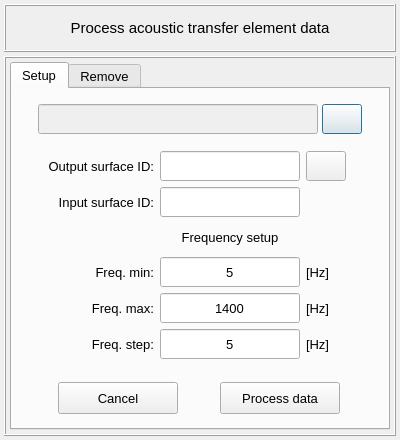
Before: the Qt Designer form vibra/interface/data/ui_files/model/setup/acoustic/process_acoustic_transfer_element_data.ui in MOPT-UFSC/VIBRA, drawn with Qt 5.
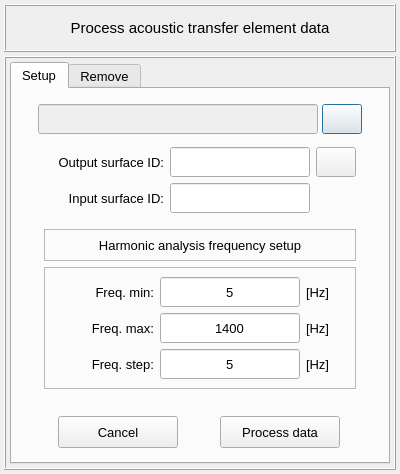
After: the same form once the commit is applied. Icons and pictures are not drawn.

The edit to the form file:
```diff
--- a/vibra/interface/data/ui_files/model/setup/acoustic/process_acoustic_transfer_element_data.ui
+++ b/vibra/interface/data/ui_files/model/setup/acoustic/process_acoustic_transfer_element_data.ui
@@ -10,7 +10,7 @@
     <x>0</x>
     <y>0</y>
     <width>400</width>
-    <height>440</height>
+    <height>474</height>
    </rect>
   </property>
   <property name="sizePolicy">
@@ -390,14 +390,324 @@
              <property name="bottomMargin">
               <number>2</number>
              </property>
-             <property name="horizontalSpacing">
+             <property name="spacing">
               <number>6</number>
              </property>
-             <property name="verticalSpacing">
-              <number>2</number>
-             </property>
-             <item row="1" column="0">
-              <spacer name="horizontalSpacer_5">
+             <item row="4" column="2" colspan="3">
+              <spacer name="verticalSpacer">
+               <property name="orientation">
+                <enum>Qt::Vertical</enum>
+               </property>
+               <property name="sizeHint" stdset="0">
+                <size>
+                 <width>20</width>
+                 <height>40</height>
+                </size>
+               </property>
+              </spacer>
+             </item>
+             <item row="6" column="2" colspan="3">
+              <widget class="QFrame" name="frame_3">
+               <property name="frameShape">
+                <enum>QFrame::StyledPanel</enum>
+               </property>
+               <property name="frameShadow">
+                <enum>QFrame::Raised</enum>
+               </property>
+               <layout class="QGridLayout" name="gridLayout">
+                <item row="0" column="0">
+                 <widget class="QLabel" name="label_22">
+                  <property name="minimumSize">
+                   <size>
+                    <width>100</width>
+                    <height>30</height>
+                   </size>
+                  </property>
+                  <property name="maximumSize">
+                   <size>
+                    <width>140</width>
+                    <height>30</height>
+                   </size>
+                  </property>
+                  <property name="font">
+                   <font>
+                    <family>MS Shell Dlg 2</family>
+                    <pointsize>10</pointsize>
+                    <weight>50</weight>
+                    <italic>false</italic>
+                    <bold>false</bold>
+                   </font>
+                  </property>
+                  <property name="text">
+                   <string>Freq. min:</string>
+                  </property>
+                  <property name="alignment">
+                   <set>Qt::AlignRight|Qt::AlignTrailing|Qt::AlignVCenter</set>
+                  </property>
+                 </widget>
+                </item>
+                <item row="0" column="1">
+                 <widget class="QLineEdit" name="lineEdit_fmin">
+                  <property name="minimumSize">
+                   <size>
+                    <width>140</width>
+                    <height>30</height>
+                   </size>
+                  </property>
+                  <property name="maximumSize">
+                   <size>
+                    <width>140</width>
+                    <height>30</height>
+                   </size>
+                  </property>
+                  <property name="font">
+                   <font>
+                    <family>MS Shell Dlg 2</family>
+                    <pointsize>10</pointsize>
+                    <weight>50</weight>
+                    <italic>false</italic>
+                    <bold>false</bold>
+                   </font>
+                  </property>
+                  <property name="styleSheet">
+                   <string notr="true"/>
+                  </property>
+                  <property name="text">
+                   <string>5</string>
+                  </property>
+                  <property name="alignment">
+                   <set>Qt::AlignCenter</set>
+                  </property>
+                 </widget>
+                </item>
+                <item row="0" column="2">
+                 <widget class="QLabel" name="label_24">
+                  <property name="minimumSize">
+                   <size>
+                    <width>30</width>
+                    <height>30</height>
+                   </size>
+                  </property>
+                  <property name="maximumSize">
+                   <size>
+                    <width>60</width>
+                    <height>30</height>
+                   </size>
+                  </property>
+                  <property name="font">
+                   <font>
+                    <family>MS Shell Dlg 2</family>
+                    <pointsize>10</pointsize>
+                    <weight>50</weight>
+                    <italic>false</italic>
+                    <bold>false</bold>
+                   </font>
+                  </property>
+                  <property name="text">
+                   <string>[Hz]</string>
+                  </property>
+                  <property name="alignment">
+                   <set>Qt::AlignLeading|Qt::AlignLeft|Qt::AlignVCenter</set>
+                  </property>
+                 </widget>
+                </item>
+                <item row="1" column="0">
+                 <widget class="QLabel" name="label_23">
+                  <property name="minimumSize">
+                   <size>
+                    <width>100</width>
+                    <height>30</height>
+                   </size>
+                  </property>
+                  <property name="maximumSize">
+                   <size>
+                    <width>140</width>
+                    <height>30</height>
+                   </size>
+                  </property>
+                  <property name="font">
+                   <font>
+                    <family>MS Shell Dlg 2</family>
+                    <pointsize>10</pointsize>
+                    <weight>50</weight>
+                    <italic>false</italic>
+                    <bold>false</bold>
+                   </font>
+                  </property>
+                  <property name="text">
+                   <string>Freq. max:</string>
+                  </property>
+                  <property name="alignment">
+                   <set>Qt::AlignRight|Qt::AlignTrailing|Qt::AlignVCenter</set>
+                  </property>
+                 </widget>
+                </item>
+                <item row="1" column="1">
+                 <widget class="QLineEdit" name="lineEdit_fmax">
+                  <property name="minimumSize">
+                   <size>
+                    <width>140</width>
+                    <height>30</height>
+                   </size>
+                  </property>
+                  <property name="maximumSize">
+                   <size>
+                    <width>140</width>
+                    <height>30</height>
+                   </size>
+                  </property>
+                  <property name="font">
+                   <font>
+                    <family>MS Shell Dlg 2</family>
+                    <pointsize>10</pointsize>
+                    <weight>50</weight>
+                    <italic>false</italic>
+                    <bold>false</bold>
+                   </font>
+                  </property>
+                  <property name="styleSheet">
+                   <string notr="true"/>
+                  </property>
+                  <property name="text">
+                   <string>1400</string>
+                  </property>
+                  <property name="alignment">
+                   <set>Qt::AlignCenter</set>
+                  </property>
+                 </widget>
+                </item>
+                <item row="1" column="2">
+                 <widget class="QLabel" name="label_25">
+                  <property name="minimumSize">
+                   <size>
+                    <width>30</width>
+                    <height>30</height>
+                   </size>
+                  </property>
+                  <property name="maximumSize">
+                   <size>
+                    <width>60</width>
+                    <height>30</height>
+                   </size>
+                  </property>
+                  <property name="font">
+                   <font>
+                    <family>MS Shell Dlg 2</family>
+                    <pointsize>10</pointsize>
+                    <weight>50</weight>
+                    <italic>false</italic>
+                    <bold>false</bold>
+                   </font>
+                  </property>
+                  <property name="text">
+                   <string>[Hz]</string>
+                  </property>
+                  <property name="alignment">
+                   <set>Qt::AlignLeading|Qt::AlignLeft|Qt::AlignVCenter</set>
+                  </property>
+                 </widget>
+                </item>
+                <item row="2" column="0">
+                 <widget class="QLabel" name="label_21">
+                  <property name="minimumSize">
+                   <size>
+                    <width>100</width>
+                    <height>30</height>
+                   </size>
+                  </property>
+                  <property name="maximumSize">
+                   <size>
+                    <width>140</width>
+                    <height>30</height>
+                   </size>
+                  </property>
+                  <property name="font">
+                   <font>
+                    <family>MS Shell Dlg 2</family>
+                    <pointsize>10</pointsize>
+                    <weight>50</weight>
+                    <italic>false</italic>
+                    <bold>false</bold>
+                   </font>
+                  </property>
+                  <property name="text">
+                   <string>Freq. step:</string>
+                  </property>
+                  <property name="alignment">
+                   <set>Qt::AlignRight|Qt::AlignTrailing|Qt::AlignVCenter</set>
+                  </property>
+                 </widget>
+                </item>
+                <item row="2" column="1">
+                 <widget class="QLineEdit" name="lineEdit_fstep">
+                  <property name="minimumSize">
+                   <size>
+                    <width>140</width>
+                    <height>30</height>
+                   </size>
+                  </property>
+                  <property name="maximumSize">
+                   <size>
+                    <width>140</width>
+                    <height>30</height>
+                   </size>
+                  </property>
+                  <property name="font">
+                   <font>
+                    <family>MS Shell Dlg 2</family>
+                    <pointsize>10</pointsize>
+                    <weight>50</weight>
+                    <italic>false</italic>
+                    <bold>false</bold>
+                   </font>
+                  </property>
+                  <property name="styleSheet">
+                   <string notr="true"/>
+                  </property>
+                  <property name="text">
+                   <string>5</string>
+                  </property>
+                  <property name="alignment">
+                   <set>Qt::AlignCenter</set>
+                  </property>
+                 </widget>
+                </item>
+                <item row="2" column="2">
+                 <widget class="QLabel" name="label_26">
+                  <property name="minimumSize">
+                   <size>
+                    <width>30</width>
+                    <height>30</height>
+                   </size>
+                  </property>
+                  <property name="maximumSize">
+                   <size>
+                    <width>60</width>
+                    <height>30</height>
+                   </size>
+                  </property>
+                  <property name="font">
+                   <font>
+                    <family>MS Shell Dlg 2</family>
+                    <pointsize>10</pointsize>
+                    <weight>50</weight>
+                    <italic>false</italic>
+                    <bold>false</bold>
+                   </font>
+                  </property>
+                  <property name="text">
+                   <string>[Hz]</string>
+                  </property>
+                  <property name="alignment">
+                   <set>Qt::AlignLeading|Qt::AlignLeft|Qt::AlignVCenter</set>
+                  </property>
+                 </widget>
+                </item>
+               </layout>
+              </widget>
+             </item>
+             <item row="5" column="5">
+              <spacer name="horizontalSpacer_4">
                <property name="orientation">
                 <enum>Qt::Horizontal</enum>
                </property>
@@ -409,39 +719,40 @@
                </property>
               </spacer>
              </item>
-             <item row="1" column="1">
-              <widget class="QLabel" name="label_11">
+             <item row="5" column="2" colspan="3">
+              <widget class="QLabel" name="label_2">
                <property name="minimumSize">
                 <size>
-                 <width>120</width>
-                 <height>30</height>
+                 <width>0</width>
+                 <height>32</height>
                 </size>
                </property>
                <property name="maximumSize">
                 <size>
-                 <width>140</width>
-                 <height>30</height>
+                 <width>16777215</width>
+                 <height>32</height>
                 </size>
                </property>
                <property name="font">
                 <font>
-                 <family>MS Shell Dlg 2</family>
                  <pointsize>10</pointsize>
                  <weight>50</weight>
-                 <italic>false</italic>
                  <bold>false</bold>
                 </font>
                </property>
+               <property name="frameShape">
+                <enum>QFrame::StyledPanel</enum>
+               </property>
                <property name="text">
-                <string>Output surface ID:</string>
+                <string>Harmonic analysis frequency setup</string>
                </property>
                <property name="alignment">
-                <set>Qt::AlignRight|Qt::AlignTrailing|Qt::AlignVCenter</set>
+                <set>Qt::AlignCenter</set>
                </property>
               </widget>
              </item>
-             <item row="1" column="4">
-              <spacer name="horizontalSpacer_6">
+             <item row="5" column="1">
+              <spacer name="horizontalSpacer_3">
                <property name="orientation">
                 <enum>Qt::Horizontal</enum>
                </property>
@@ -454,39 +765,6 @@
               </spacer>
              </item>
              <item row="2" column="2">
-              <widget class="QLineEdit" name="lineEdit_input_selected_id">
-               <property name="minimumSize">
-                <size>
-                 <width>140</width>
-                 <height>30</height>
-                </size>
-               </property>
-               <property name="maximumSize">
-                <size>
-                 <width>140</width>
-                 <height>30</height>
-                </size>
-               </property>
-               <property name="font">
-                <font>
-                 <pointsize>10</pointsize>
-                 <weight>50</weight>
-                 <italic>false</italic>
-                 <bold>false</bold>
-                </font>
-               </property>
-               <property name="styleSheet">
-                <string notr="true"/>
-               </property>
-               <property name="text">
-                <string/>
-               </property>
-               <property name="alignment">
-                <set>Qt::AlignCenter</set>
-               </property>
-              </widget>
-             </item>
-             <item row="2" column="1">
               <widget class="QLabel" name="label_16">
                <property name="minimumSize">
                 <size>
@@ -517,37 +795,37 @@
                </property>
               </widget>
              </item>
-             <item row="1" column="2">
-              <widget class="QLineEdit" name="lineEdit_output_selected_id">
-               <property name="minimumSize">
-                <size>
-                 <width>140</width>
-                 <height>30</height>
-                </size>
-               </property>
-               <property name="maximumSize">
-                <size>
-                 <width>140</width>
-                 <height>30</height>
-                </size>
-               </property>
-               <property name="font">
-                <font>
-                 <pointsize>10</pointsize>
-                </font>
-               </property>
-               <property name="styleSheet">
-                <string notr="true"/>
-               </property>
-               <property name="text">
-                <string/>
-               </property>
-               <property name="alignment">
-                <set>Qt::AlignCenter</set>
-               </property>
-              </widget>
-             </item>
              <item row="1" column="3">
+              <widget class="QLineEdit" name="lineEdit_output_selected_id">
+               <property name="minimumSize">
+                <size>
+                 <width>140</width>
+                 <height>30</height>
+                </size>
+               </property>
+               <property name="maximumSize">
+                <size>
+                 <width>140</width>
+                 <height>30</height>
+                </size>
+               </property>
+               <property name="font">
+                <font>
+                 <pointsize>10</pointsize>
+                </font>
+               </property>
+               <property name="styleSheet">
+                <string notr="true"/>
+               </property>
+               <property name="text">
+                <string/>
+               </property>
+               <property name="alignment">
+                <set>Qt::AlignCenter</set>
+               </property>
+              </widget>
+             </item>
+             <item row="1" column="4">
               <widget class="QPushButton" name="pushButton_invert_selection">
                <property name="minimumSize">
                 <size>
@@ -594,42 +872,21 @@
                </property>
               </widget>
              </item>
-             <item row="5" column="2">
-              <widget class="QLineEdit" name="lineEdit_fmax">
-               <property name="minimumSize">
-                <size>
-                 <width>140</width>
-                 <height>30</height>
-                </size>
+             <item row="1" column="0">
+              <spacer name="horizontalSpacer_5">
+               <property name="orientation">
+                <enum>Qt::Horizontal</enum>
                </property>
-               <property name="maximumSize">
+               <property name="sizeHint" stdset="0">
                 <size>
-                 <width>140</width>
-                 <height>30</height>
+                 <width>40</width>
+                 <height>20</height>
                 </size>
                </property>
-               <property name="font">
-                <font>
-                 <family>MS Shell Dlg 2</family>
-                 <pointsize>10</pointsize>
-                 <weight>50</weight>
-                 <italic>false</italic>
-                 <bold>false</bold>
-                </font>
-               </property>
-               <property name="styleSheet">
-                <string notr="true"/>
-               </property>
-               <property name="text">
-                <string>1400</string>
-               </property>
-               <property name="alignment">
-                <set>Qt::AlignCenter</set>
-               </property>
-              </widget>
+              </spacer>
              </item>
-             <item row="6" column="1">
-              <widget class="QLabel" name="label_21">
+             <item row="1" column="2">
+              <widget class="QLabel" name="label_11">
                <property name="minimumSize">
                 <size>
                  <width>120</width>
@@ -652,79 +909,30 @@
                 </font>
                </property>
                <property name="text">
-                <string>Freq. step:</string>
+                <string>Output surface ID:</string>
                </property>
                <property name="alignment">
                 <set>Qt::AlignRight|Qt::AlignTrailing|Qt::AlignVCenter</set>
                </property>
               </widget>
              </item>
-             <item row="5" column="3">
-              <widget class="QLabel" name="label_25">
-               <property name="minimumSize">
-                <size>
-                 <width>60</width>
-                 <height>30</height>
-                </size>
+             <item row="1" column="6">
+              <spacer name="horizontalSpacer_6">
+               <property name="orientation">
+                <enum>Qt::Horizontal</enum>
                </property>
-               <property name="maximumSize">
+               <property name="sizeHint" stdset="0">
                 <size>
-                 <width>60</width>
-                 <height>30</height>
+                 <width>40</width>
+                 <height>20</height>
                 </size>
                </property>
-               <property name="font">
-                <font>
-                 <family>MS Shell Dlg 2</family>
-                 <pointsize>10</pointsize>
-                 <weight>50</weight>
-                 <italic>false</italic>
-                 <bold>false</bold>
-                </font>
-               </property>
-               <property name="text">
-                <string>[Hz]</string>
-               </property>
-               <property name="alignment">
-                <set>Qt::AlignLeading|Qt::AlignLeft|Qt::AlignVCenter</set>
-               </property>
-              </widget>
+              </spacer>
              </item>
-             <item row="6" column="3">
-              <widget class="QLabel" name="label_26">
+             <item row="2" column="3">
+              <widget class="QLineEdit" name="lineEdit_input_selected_id">
                <property name="minimumSize">
                 <size>
-                 <width>60</width>
-                 <height>30</height>
-                </size>
-               </property>
-               <property name="maximumSize">
-                <size>
-                 <width>60</width>
-                 <height>30</height>
-                </size>
-               </property>
-               <property name="font">
-                <font>
-                 <family>MS Shell Dlg 2</family>
-                 <pointsize>10</pointsize>
-                 <weight>50</weight>
-                 <italic>false</italic>
-                 <bold>false</bold>
-                </font>
-               </property>
-               <property name="text">
-                <string>[Hz]</string>
-               </property>
-               <property name="alignment">
-                <set>Qt::AlignLeading|Qt::AlignLeft|Qt::AlignVCenter</set>
-               </property>
-              </widget>
-             </item>
-             <item row="6" column="2">
-              <widget class="QLineEdit" name="lineEdit_fstep">
-               <property name="minimumSize">
-                <size>
                  <width>140</width>
                  <height>30</height>
                 </size>
@@ -737,7 +945,6 @@
                </property>
                <property name="font">
                 <font>
-                 <family>MS Shell Dlg 2</family>
                  <pointsize>10</pointsize>
                  <weight>50</weight>
                  <italic>false</italic>
@@ -748,161 +955,25 @@
                 <string notr="true"/>
                </property>
                <property name="text">
-                <string>5</string>
+                <string/>
                </property>
                <property name="alignment">
                 <set>Qt::AlignCenter</set>
                </property>
               </widget>
              </item>
-             <item row="4" column="3">
-              <widget class="QLabel" name="label_24">
-               <property name="minimumSize">
-                <size>
-                 <width>60</width>
-                 <height>30</height>
-                </size>
+             <item row="7" column="2" colspan="3">
+              <spacer name="verticalSpacer_2">
+               <property name="orientation">
+                <enum>Qt::Vertical</enum>
                </property>
-               <property name="maximumSize">
+               <property name="sizeHint" stdset="0">
                 <size>
-                 <width>60</width>
-                 <height>30</height>
+                 <width>20</width>
+                 <height>40</height>
                 </size>
                </property>
-               <property name="font">
-                <font>
-                 <family>MS Shell Dlg 2</family>
-                 <pointsize>10</pointsize>
-                 <weight>50</weight>
-                 <italic>false</italic>
-                 <bold>false</bold>
-                </font>
-               </property>
-               <property name="text">
-                <string>[Hz]</string>
-               </property>
-               <property name="alignment">
-                <set>Qt::AlignLeading|Qt::AlignLeft|Qt::AlignVCenter</set>
-               </property>
-              </widget>
-             </item>
-             <item row="4" column="2">
-              <widget class="QLineEdit" name="lineEdit_fmin">
-               <property name="minimumSize">
-                <size>
-                 <width>140</width>
-                 <height>30</height>
-                </size>
-               </property>
-               <property name="maximumSize">
-                <size>
-                 <width>140</width>
-                 <height>30</height>
-                </size>
-               </property>
-               <property name="font">
-                <font>
-                 <family>MS Shell Dlg 2</family>
-                 <pointsize>10</pointsize>
-                 <weight>50</weight>
-                 <italic>false</italic>
-                 <bold>false</bold>
-                </font>
-               </property>
-               <property name="styleSheet">
-                <string notr="true"/>
-               </property>
-               <property name="text">
-                <string>5</string>
-               </property>
-               <property name="alignment">
-                <set>Qt::AlignCenter</set>
-               </property>
-              </widget>
-             </item>
-             <item row="4" column="1">
-              <widget class="QLabel" name="label_22">
-               <property name="minimumSize">
-                <size>
-                 <width>120</width>
-                 <height>30</height>
-                </size>
-               </property>
-               <property name="maximumSize">
-                <size>
-                 <width>140</width>
-                 <height>30</height>
-                </size>
-               </property>
-               <property name="font">
-                <font>
-                 <family>MS Shell Dlg 2</family>
-                 <pointsize>10</pointsize>
-                 <weight>50</weight>
-                 <italic>false</italic>
-                 <bold>false</bold>
-                </font>
-               </property>
-               <property name="text">
-                <string>Freq. min:</string>
-               </property>
-               <property name="alignment">
-                <set>Qt::AlignRight|Qt::AlignTrailing|Qt::AlignVCenter</set>
-               </property>
-              </widget>
-             </item>
-             <item row="5" column="1">
-              <widget class="QLabel" name="label_23">
-               <property name="minimumSize">
-                <size>
-                 <width>120</width>
-                 <height>30</height>
-                </size>
-               </property>
-               <property name="maximumSize">
-                <size>
-                 <width>140</width>
-                 <height>30</height>
-                </size>
-               </property>
-               <property name="font">
-                <font>
-                 <family>MS Shell Dlg 2</family>
-                 <pointsize>10</pointsize>
-                 <weight>50</weight>
-                 <italic>false</italic>
-                 <bold>false</bold>
-                </font>
-               </property>
-               <property name="text">
-                <string>Freq. max:</string>
-               </property>
-               <property name="alignment">
-                <set>Qt::AlignRight|Qt::AlignTrailing|Qt::AlignVCenter</set>
-               </property>
-              </widget>
-             </item>
-             <item row="3" column="2">
-              <widget class="QLabel" name="label_2">
-               <property name="minimumSize">
-                <size>
-                 <width>0</width>
-                 <height>28</height>
-                </size>
-               </property>
-               <property name="maximumSize">
-                <size>
-                 <width>16777215</width>
-                 <height>28</height>
-                </size>
-               </property>
-               <property name="text">
-                <string>Frequency setup</string>
-               </property>
-               <property name="alignment">
-                <set>Qt::AlignCenter</set>
-               </property>
-              </widget>
+              </spacer>
              </item>
             </layout>
            </widget>
```
Left out of the diff: 13 changed lines with no effect on the pictures.
